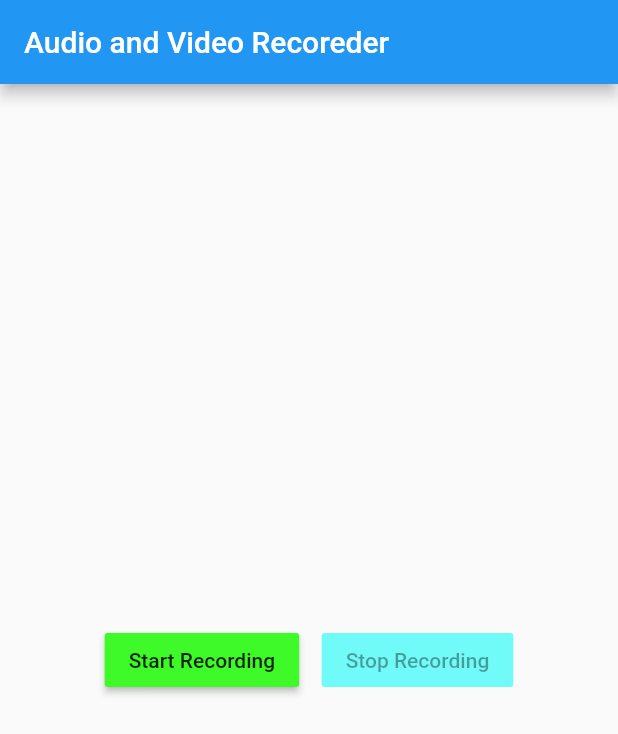
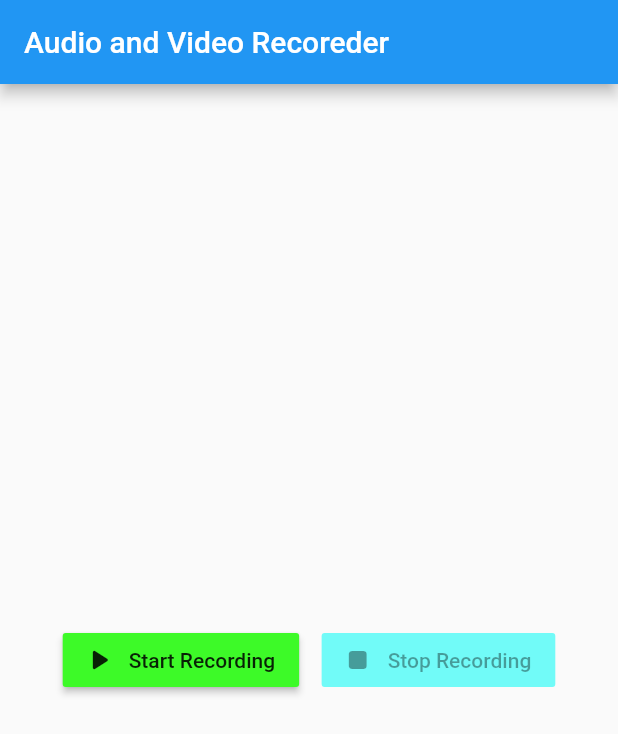
Before and after one commit to bssughosh/recorder, a Flutter app: the screen it shows after launch, on a phone screen of 412 x 824 dp. Shown: the top 734 px of the screen. Run offline on Flutter 3.47's test engine with Material 2 defaults, Android fonts, the phone set to English and light mode, and no system bars; our stand-ins replace firebase_core; missing offline and left inert: dart:html, dart:js; accounts and stored records are empty.

Commit message:
added icons to the buttons and test for buttons

```diff
--- a/lib/pages/recording_page.dart
+++ b/lib/pages/recording_page.dart
@@ -26,6 +26,7 @@ class _RecordingPageState extends State<RecordingPage> {
               name: 'Start Recording',
               onPress: _startRecording,
               isActive: startActive,
+              icon: Icon(Icons.play_arrow_rounded),
             ),
             SizedBox(
               width: 15,
@@ -34,6 +35,7 @@ class _RecordingPageState extends State<RecordingPage> {
               name: 'Stop Recording',
               onPress: _stopRecording,
               isActive: stopActive,
+              icon: Icon(Icons.stop_rounded),
             ),
           ],
         ),
--- a/lib/widgets/normal_button.dart
+++ b/lib/widgets/normal_button.dart
@@ -5,16 +5,22 @@ class NormalButton extends StatelessWidget {
   final String name;
   final Function onPress;
   final bool isActive;
-  NormalButton({this.name, this.onPress, this.isActive});
+  final Icon icon;
+  NormalButton({this.name, this.onPress, this.isActive, this.icon});
 
   @override
   Widget build(BuildContext context) {
-    return RaisedButton(
+    return RaisedButton.icon(
       color: Color(0xFF3DFA28),
       disabledColor: Color(0xFF71FBF8),
       focusColor: Color(0xFF20C719),
-      child: Text(name),
+      label: Text(name),
+      icon: icon,
       onPressed: isActive ? null : onPress,
     );
   }
+
+  bool isEnabled() {
+    return !(isActive);
+  }
 }
--- a/pubspec.yaml
+++ b/pubspec.yaml
@@ -24,5 +24,8 @@ dev_dependencies:
   flutter_test:
     sdk: flutter
 
+  test: ^1.15.4
+  mockito:
+
 flutter:
   uses-material-design: true
```
Also changed, not shown: pubspec.lock, 1 other file.
